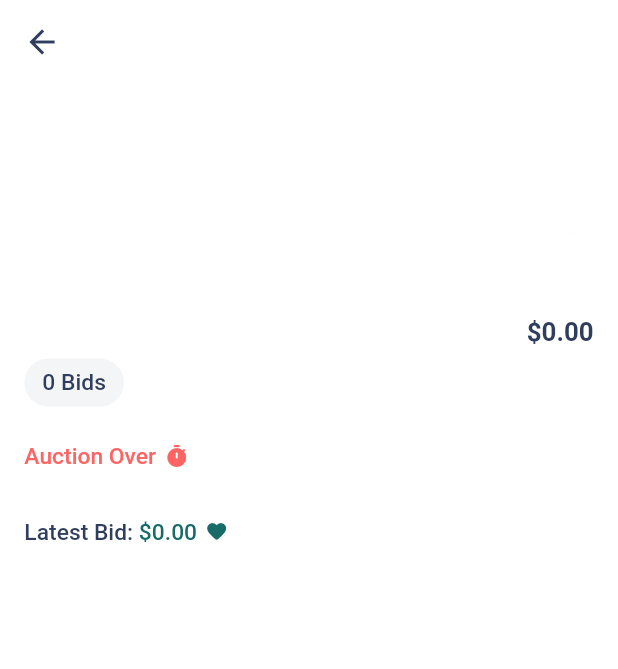
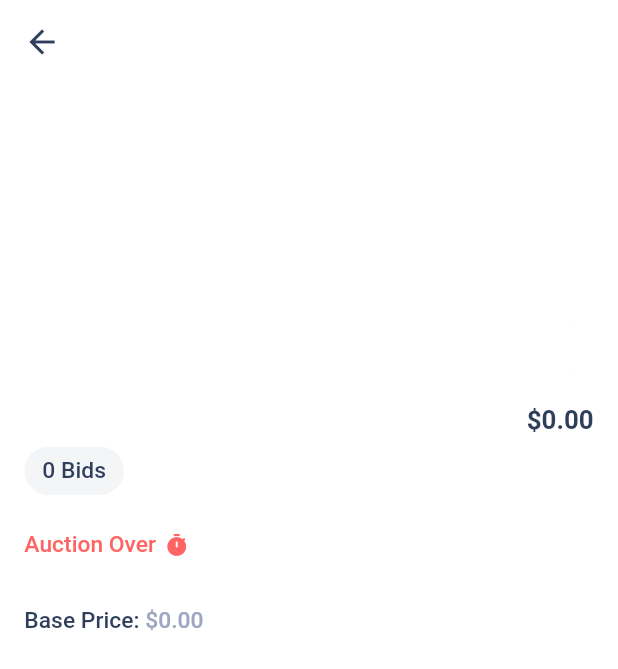
Before and after one commit to tharinduprabath/CenticBids-Mobile, a Flutter app: the AuctionPage screen opened directly with empty values, on a phone screen of 412 x 824 dp. Shown: the top 669 px of the screen. Run offline on Flutter 3.47's test engine with Material 2 defaults, Android fonts, the phone set to English and light mode, and no system bars; drawn by our look-alikes of flutter_countdown_timer; our stand-ins replace cached_network_image, cloud_firestore, connectivity, dartz, equatable, extended_masked_text and 6 more; accounts and stored records are empty.

Commit message:
base price logic added

```diff
--- a/lib/app/core/design_system/centic_bids_text.dart
+++ b/lib/app/core/design_system/centic_bids_text.dart
@@ -8,29 +8,48 @@ class CenticBidsText extends StatelessWidget {
   final TextStyle style;
   final TextAlign? align;
   final TextOverflow? overflow;
+  final int? maxLines;
 
   CenticBidsText.headingOne(this.text,
-      {Color color = AppColors.main_text_color, this.align, this.overflow})
+      {Color color = AppColors.main_text_color,
+      this.align,
+      this.overflow,
+      this.maxLines})
       : style = TextStyles.heading1.copyWith(color: color);
 
   CenticBidsText.headingTwo(this.text,
-      {Color color = AppColors.main_text_color, this.align, this.overflow})
+      {Color color = AppColors.main_text_color,
+      this.align,
+      this.overflow,
+      this.maxLines})
       : style = TextStyles.heading2.copyWith(color: color);
 
   CenticBidsText.headingThree(this.text,
-      {Color color = AppColors.main_text_color, this.align, this.overflow})
+      {Color color = AppColors.main_text_color,
+      this.align,
+      this.overflow,
+      this.maxLines})
       : style = TextStyles.heading3.copyWith(color: color);
 
   CenticBidsText.subheading(this.text,
-      {Color color = AppColors.secondary_text_color, this.align, this.overflow})
+      {Color color = AppColors.secondary_text_color,
+      this.align,
+      this.overflow,
+      this.maxLines})
       : style = TextStyles.subheading.copyWith(color: color);
 
   CenticBidsText.body(this.text,
-      {Color color = AppColors.main_text_color, this.align, this.overflow})
+      {Color color = AppColors.main_text_color,
+      this.align,
+      this.overflow,
+      this.maxLines})
       : style = TextStyles.body.copyWith(color: color);
 
   CenticBidsText.caption(this.text,
-      {Color color = AppColors.secondary_text_color, this.align, this.overflow})
+      {Color color = AppColors.secondary_text_color,
+      this.align,
+      this.overflow,
+      this.maxLines})
       : style = TextStyles.caption.copyWith(color: color);
 
   @override
@@ -40,6 +59,7 @@ class CenticBidsText extends StatelessWidget {
       style: style,
       textAlign: align ?? TextAlign.start,
       overflow: overflow ?? TextOverflow.visible,
+      maxLines: maxLines,
     );
   }
 }
--- a/lib/app/core/widgets/auction_list_item.dart
+++ b/lib/app/core/widgets/auction_list_item.dart
@@ -23,6 +23,10 @@ class AuctionListItem extends StatelessWidget {
   @override
   Widget build(BuildContext context) {
     final double size = 150.h;
+    final double displayPrice = auctionEntity.latestBid == 0
+        ? auctionEntity.basePrice
+        : auctionEntity.latestBid;
+
     return GestureDetector(
       onTap: onTap,
       child: Container(
@@ -42,10 +46,14 @@ class AuctionListItem extends StatelessWidget {
               child: Column(
                 crossAxisAlignment: CrossAxisAlignment.start,
                 children: [
-                  CenticBidsText.headingTwo(auctionEntity.title),
+                  CenticBidsText.headingTwo(
+                    auctionEntity.title,
+                    maxLines: 2,
+                    overflow: TextOverflow.ellipsis,
+                  ),
                   BidCountChip(count: auctionEntity.bidCount),
                   CenticBidsText.headingOne(
-                      "${TextFormatter.toCurrency(auctionEntity.basePrice)}"),
+                      "${TextFormatter.toCurrency(displayPrice)}"),
                   VerticalSpace(),
                   AuctionCountdownTimer(endDate: auctionEntity.endDate),
                 ],
--- a/lib/app/features/auction/data/datasources/auction_remote_datasource/auction_remote_datasource_impl.dart
+++ b/lib/app/features/auction/data/datasources/auction_remote_datasource/auction_remote_datasource_impl.dart
@@ -118,9 +118,14 @@ class AuctionRemoteDataSourceImpl implements AuctionRemoteDataSource {
         final latestAuction = AuctionModel.fromDocument(latestAuctionDoc);
 
         // Check pre conditions
+        final double price = latestAuction.latestBid == 0
+            ? latestAuction.basePrice
+            : latestAuction.latestBid;
         if (DateTime.now().isAfter(latestAuction.endDate))
           throw ServerException(ErrorCode.e_2010);
         if (latestAuction.latestBid != placeBidRequestModel.auction.latestBid)
+          throw ServerException(ErrorCode.e_2020);
+        if (placeBidRequestModel.bid > price)
           throw ServerException(ErrorCode.e_2020);
 
         // Place new bid
--- a/lib/app/features/auction/presentation/auction/auction_page.dart
+++ b/lib/app/features/auction/presentation/auction/auction_page.dart
@@ -11,8 +11,8 @@ import 'package:centic_bids/app/core/widgets/page_loading_view.dart';
 import 'package:centic_bids/app/core/widgets/page_state_switcher.dart';
 import 'package:centic_bids/app/core/widgets/vertical_space.dart';
 import 'package:centic_bids/app/features/auction/domain/entities/auction_entity.dart';
+import 'package:centic_bids/app/features/auction/presentation/auction/widgets/base_price_view.dart';
 import 'package:centic_bids/app/features/auction/presentation/auction/widgets/image_slider.dart';
-import 'package:centic_bids/app/features/auction/presentation/auction/widgets/latest_bid_view.dart';
 import 'package:centic_bids/app/features/auction/presentation/auction/widgets/place_bid_view.dart';
 import 'package:centic_bids/app/utils/base_state_view_model.dart';
 import 'package:centic_bids/app/utils/text_formatter.dart';
@@ -96,7 +96,7 @@ class _Loaded extends ViewModelWidget<AuctionPageViewModel> {
 
   Widget _buildSliverAppBar(model, auctionEntity) {
     return SliverAppBar(
-      expandedHeight: 192.h,
+      expandedHeight: 250.h,
       leading: _buildBackButton(onTap: model.pageBack),
       flexibleSpace: FlexibleSpaceBar(
         background: ImageSlider(
@@ -106,7 +106,11 @@ class _Loaded extends ViewModelWidget<AuctionPageViewModel> {
     );
   }
 
-  Widget _buildAuctionDetails(model, auctionEntity) {
+  Widget _buildAuctionDetails(
+      AuctionPageViewModel model, AuctionEntity auctionEntity) {
+    final double displayPrice = auctionEntity.latestBid == 0
+        ? auctionEntity.basePrice
+        : auctionEntity.latestBid;
     return SliverPadding(
       padding: EdgeInsets.all(AppConstants.margin.r),
       sliver: SliverList(
@@ -125,7 +129,7 @@ class _Loaded extends ViewModelWidget<AuctionPageViewModel> {
                     child: Align(
                       alignment: Alignment.centerRight,
                       child: CenticBidsText.headingTwo(
-                          TextFormatter.toCurrency(auctionEntity.basePrice)),
+                          TextFormatter.toCurrency(displayPrice)),
                     )),
               ],
             ),
@@ -139,9 +143,8 @@ class _Loaded extends ViewModelWidget<AuctionPageViewModel> {
             AuctionCountdownTimer(endDate: auctionEntity.endDate),
             VerticalSpace(),
             VerticalSpace(),
-            LatestBidView(
-              latestBid: auctionEntity.latestBid,
-              isFromUser: model.isUserHasLatestBid(),
+            BasePriceView(
+              basePrice: auctionEntity.basePrice,
             ),
             VerticalSpace(),
             VerticalSpace(),
@@ -168,13 +171,16 @@ class _Loaded extends ViewModelWidget<AuctionPageViewModel> {
         ));
   }
 
-  Widget _buildBidNowButton(model, auctionEntity) {
-    return ValueListenableBuilder<void>(
+  Widget _buildBidNowButton(
+      AuctionPageViewModel model, AuctionEntity auctionEntity) {
+    return ValueListenableBuilder<bool>(
       valueListenable: model.auctionOverNotifier,
-      builder: (context, _, child) =>
-          DateTime.now().isAfter(auctionEntity.endDate)
-              ? SizedBox()
-              : Padding(
+      builder: (context, _, child) {
+        final isActionOver = DateTime.now().isAfter(auctionEntity.endDate);
+        if (isActionOver)
+          return SizedBox();
+        else
+          return Padding(
             padding: EdgeInsets.all(AppConstants.margin.r),
             child: CenticBidsButton(
               text: "Bid Now",
@@ -183,7 +189,8 @@ class _Loaded extends ViewModelWidget<AuctionPageViewModel> {
                 model,
               ),
             ),
-                ),
+          );
+      },
     );
   }
 
--- a/lib/app/features/auction/presentation/auction/auction_page_view_model.dart
+++ b/lib/app/features/auction/presentation/auction/auction_page_view_model.dart
@@ -53,11 +53,11 @@ class AuctionPageViewModel extends BaseStateViewModel {
   final GlobalKey<FormState> bidFormKey = GlobalKey<FormState>();
   final GlobalKey<RefreshIndicatorState> refreshIndicatorKey =
       GlobalKey<RefreshIndicatorState>();
-  final ValueNotifier<void> auctionOverNotifier = ValueNotifier<void>(null);
+  final ValueNotifier<bool> auctionOverNotifier = ValueNotifier<bool>(false);
 
   Timer? _auctionOverNotifierTimer;
   double? bidValue;
-  bool didUpdateAuction = false;
+  bool needToUpdateAuctionList = false;
 
   @override
   void dispose() {
@@ -67,13 +67,18 @@ class AuctionPageViewModel extends BaseStateViewModel {
   }
 
   void startAuctionOverNotifierTimer() {
+    if (DateTime.now().isAfter(auctionEntity.endDate)) return;
     _auctionOverNotifierTimer = Timer.periodic(Duration(seconds: 1), (timer) {
-      auctionOverNotifier.notifyListeners();
+      if (DateTime.now().isAfter(auctionEntity.endDate)) {
+        auctionOverNotifier.value = true;
+        needToUpdateAuctionList = true;
+        timer.cancel();
+      }
     });
   }
 
   void pageBack() {
-    _navigationService.pop(didUpdateAuction);
+    _navigationService.pop(needToUpdateAuctionList);
   }
 
   Future<void> placeBid() async {
@@ -102,7 +107,7 @@ class AuctionPageViewModel extends BaseStateViewModel {
         );
       },
       (success) {
-        didUpdateAuction = true;
+        needToUpdateAuctionList = true;
         _dialogService.show(
           dialog: ActionDialog.success(
             heading: AppStrings.dialog_default_heading_success_text,
@@ -122,7 +127,10 @@ class AuctionPageViewModel extends BaseStateViewModel {
   }
 
   String? validateBid(value) {
-    if (moneyTextController.numberValue > auctionEntity.latestBid)
+    final double price = auctionEntity.latestBid == 0
+        ? auctionEntity.basePrice
+        : auctionEntity.latestBid;
+    if (moneyTextController.numberValue > price)
       return null;
     else
       return "Invalid Bid";
--- /dev/null
+++ b/lib/app/features/auction/presentation/auction/widgets/base_price_view.dart
@@ -0,0 +1,26 @@
+import 'package:centic_bids/app/core/app_colors.dart';
+import 'package:centic_bids/app/core/design_system/centic_bids_text.dart';
+import 'package:centic_bids/app/utils/text_formatter.dart';
+import 'package:flutter/material.dart';
+
+class BasePriceView extends StatelessWidget {
+  final double basePrice;
+
+  const BasePriceView({
+    Key? key,
+    required this.basePrice,
+  }) : super(key: key);
+
+  @override
+  Widget build(BuildContext context) {
+    return Row(
+      children: [
+        CenticBidsText.body("Base Price: "),
+        CenticBidsText.body(
+          TextFormatter.toCurrency(basePrice,),
+          color: AppColors.secondary_text_color,
+        ),
+      ],
+    );
+  }
+}
--- a/lib/app/features/auction/presentation/auction/widgets/latest_bid_view.dart
+++ b/lib/app/features/auction/presentation/auction/widgets/latest_bid_view.dart
@@ -5,11 +5,11 @@ import 'package:centic_bids/app/utils/text_formatter.dart';
 import 'package:flutter/material.dart';
 import 'package:flutter_screenutil/flutter_screenutil.dart';
 
-class LatestBidView extends StatelessWidget {
+class LatestBidViews extends StatelessWidget {
   final double latestBid;
   final bool isFromUser;
 
-  const LatestBidView({
+  const LatestBidViews({
     Key? key,
     required this.latestBid,
     required this.isFromUser,
--- a/lib/app/features/auction/presentation/auction/widgets/place_bid_view.dart
+++ b/lib/app/features/auction/presentation/auction/widgets/place_bid_view.dart
@@ -35,7 +35,7 @@ class PlaceBidView extends StatelessWidget {
                 child: CenticBidsText.headingOne("New Bid")),
             Divider(),
             VerticalSpace(),
-            LatestBidView(latestBid: model.auctionEntity.latestBid, isFromUser: model.isUserHasLatestBid(),),
+            // LatestBidView(latestBid: model.auctionEntity.latestBid, isFromUser: model.isUserHasLatestBid(),),
             VerticalSpace(),
             VerticalSpace(),
             Row(
@@ -62,7 +62,7 @@ class PlaceBidView extends StatelessWidget {
             Divider(),
             VerticalSpace(),
             CenticBidsButton(
-              text: "Place New Bid",
+              text: "Place Bid",
               onTap: model.placeBid,
             )
           ],
--- a/lib/app/features/auction/presentation/home/home_page.dart
+++ b/lib/app/features/auction/presentation/home/home_page.dart
@@ -95,7 +95,7 @@ class _Loaded extends ViewModelWidget<HomePageViewModel> {
       child: model.auctionList.length == 0
           ? _buildEmptyListView(model)
           : ListView.separated(
-              physics: BouncingScrollPhysics(),
+              physics: AlwaysScrollableScrollPhysics(parent: BouncingScrollPhysics()),
               itemCount: model.auctionList.length + 1,
               separatorBuilder: (context, index) =>
                   index != model.auctionList.length - 1
--- a/lib/app/features/auction/presentation/my_bids/my_bids_page.dart
+++ b/lib/app/features/auction/presentation/my_bids/my_bids_page.dart
@@ -112,7 +112,7 @@ class _Loaded extends ViewModelWidget<MyBidsPageViewModel> {
   Widget _buildEmptyListView(MyBidsPageViewModel model) {
     return PageErrorView.withOptionalButton(
       errorMsg:
-          "You haven't placed a bid yet. Place a bid now from our ongoing auctions",
+          "You haven't placed a bid yet. Place a bid now from our ongoing auctions.",
       optionalButtonOnTap: model.gotToAuctions,
       optionalButtonText: "Go to Auctions",
     );
--- a/lib/app/features/auction/presentation/my_bids/my_bids_page_view_model.dart
+++ b/lib/app/features/auction/presentation/my_bids/my_bids_page_view_model.dart
@@ -48,5 +48,6 @@ class MyBidsPageViewModel extends BaseStateViewModel {
 
   void gotToAuctions() {
     _navigationService.popUntil(Routes.initial_page);
+    _navigationService.pop();
   }
 }
--- a/lib/app/features/auth/data/models/user_model.dart
+++ b/lib/app/features/auth/data/models/user_model.dart
@@ -32,7 +32,7 @@ class UserModel extends UserEntity {
       email: map["email"],
       firstName: map["firstName"],
       lastName: map["lastName"],
-      registeredDate: map["registeredDate"],
+      registeredDate: (map["registeredDate"] as Timestamp).toDate(),
       watchList: map["watchList"] == null
           ? <String>[]
           : List<String>.from(map["watchList"]),
```
Lines whose indentation alone changed are shown as unchanged.
